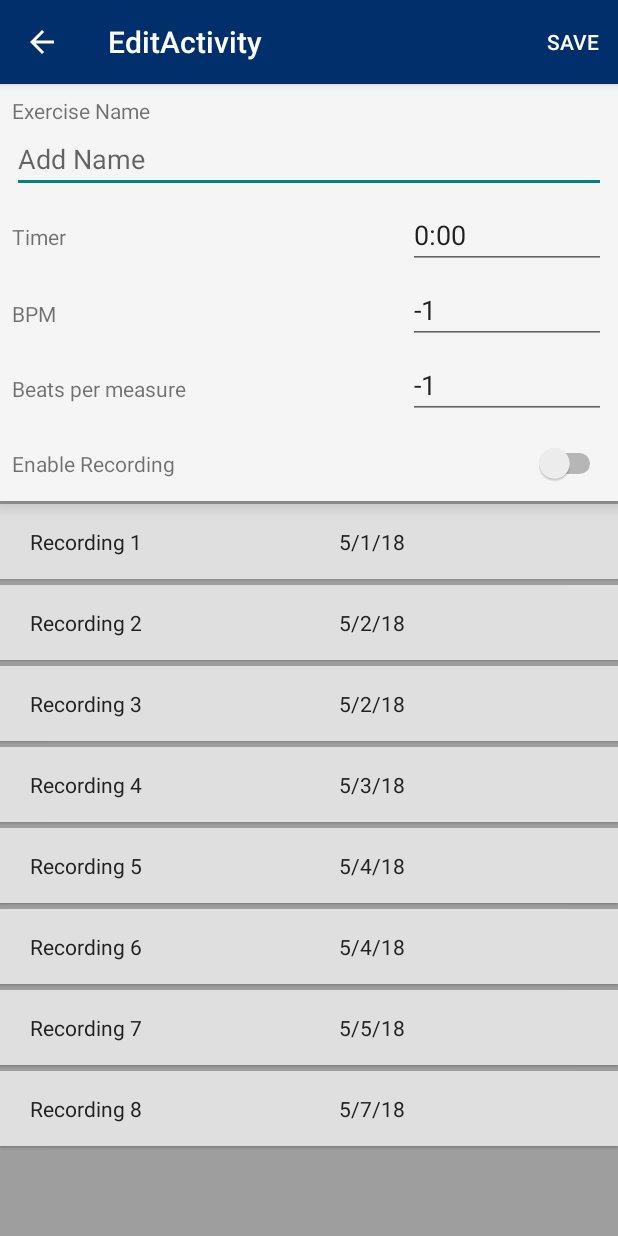
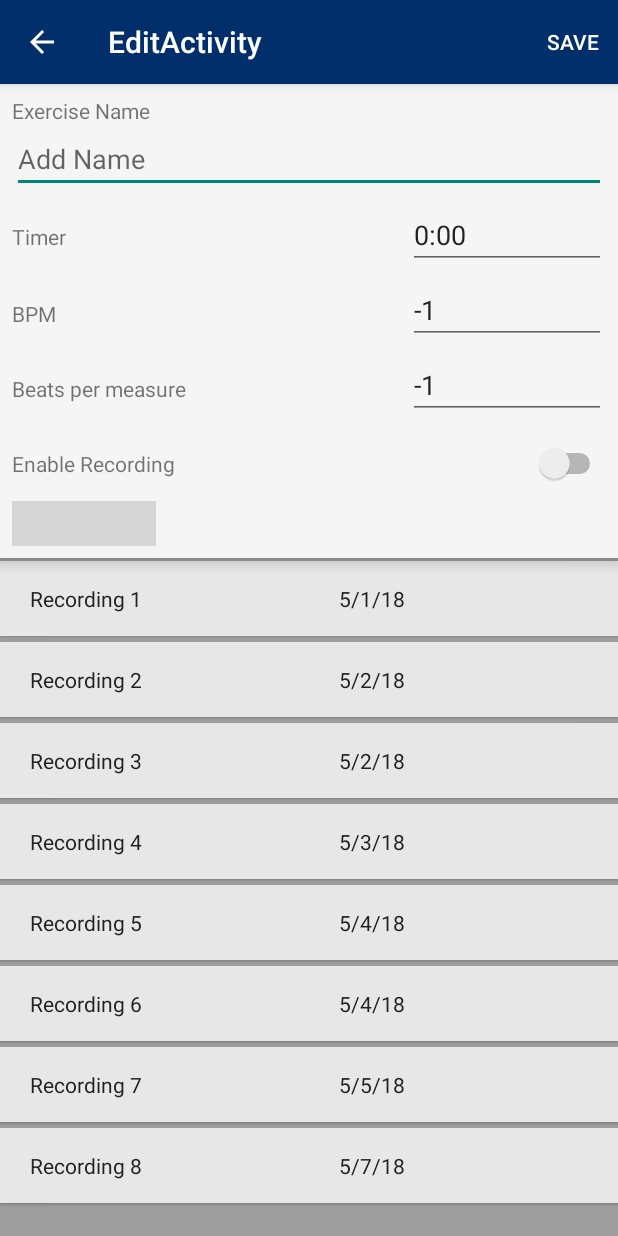
Before and after one commit to tyler-lienhardt/PracticeTime, an Android app: the EditActivity screen opened directly, with no data from a screen before it, on a phone screen of 412 x 824 dp. Run offline under Robolectric (Android 15) with nearby library versions, the phone set to English and light mode, and no system bars; grey boxes are pictures that could not be loaded.

```diff
--- a/app/src/main/java/com/tylerlienhardt/practicetime/Metronome.java
+++ b/app/src/main/java/com/tylerlienhardt/practicetime/Metronome.java
@@ -38,12 +38,10 @@ public class Metronome extends Thread{
         // sets the rest of the parameters deriving from exercise
         setExercise(exercise);
 
-        audioManager = (AudioManager) context.getSystemService(Context.AUDIO_SERVICE);
-
         tickPool = new SoundPool(2, AudioManager.STREAM_MUSIC, 0);
 
-        lowTickID = tickPool.load(context, R.raw.seiko_low, MAX_PRIORITY);
-        highTickID = tickPool.load(context, R.raw.seiko_high, MAX_PRIORITY);
+        lowTickID = tickPool.load(context, R.raw.seiko_low, 10);
+        highTickID = tickPool.load(context, R.raw.seiko_high, 10);
 
         metroPlayButton = ((Activity) context).findViewById(R.id.metro_play_button);
 
--- a/app/src/main/res/layout/content_edit.xml
+++ b/app/src/main/res/layout/content_edit.xml
@@ -143,6 +143,26 @@
 
         </LinearLayout>
 
+        <LinearLayout
+            android:id="@+id/record_controls_layout"
+            android:layout_width="match_parent"
+            android:layout_height="30dp"
+            android:layout_marginBottom="8dp"
+            android:orientation="horizontal"
+            android:paddingBottom="0dp">
+
+            <ImageButton
+                android:id="@+id/imageButton"
+                android:layout_width="wrap_content"
+                android:layout_height="30dp"
+                android:layout_gravity="left|center_vertical"
+                android:layout_weight="0"
+                android:background="@android:color/transparent"
+                android:scaleType="fitCenter"
+                android:tint="@color/selected_button_press"
+                app:srcCompat="@drawable/play_button" />
+        </LinearLayout>
+
     </LinearLayout>
 
     <android.support.v7.widget.RecyclerView
--- a/app/src/main/res/values/colors.xml
+++ b/app/src/main/res/values/colors.xml
@@ -1,7 +1,7 @@
 <?xml version="1.0" encoding="utf-8"?>
 <resources>
     <color name="colorBackground">#9e9e9e</color>
-    <color name="primaryLight">#dfdfdf</color>
+    <color name="primaryLight">#e7e7e7</color>
     <color name="colorPrimary">#01579b</color>
     <color name="colorPrimaryDark">#002f6c</color>
     <color name="colorAccent">#f5f5f5</color>
```
Also changed, not shown: app/src/main/java/com/tylerlienhardt/practicetime/MainActivity.java (+22 -2 lines), app/src/main/java/com/tylerlienhardt/practicetime/Timer.java (+8 -1 lines), app/src/main/res/layout/exercise_item.xml (+12 -3 lines).
